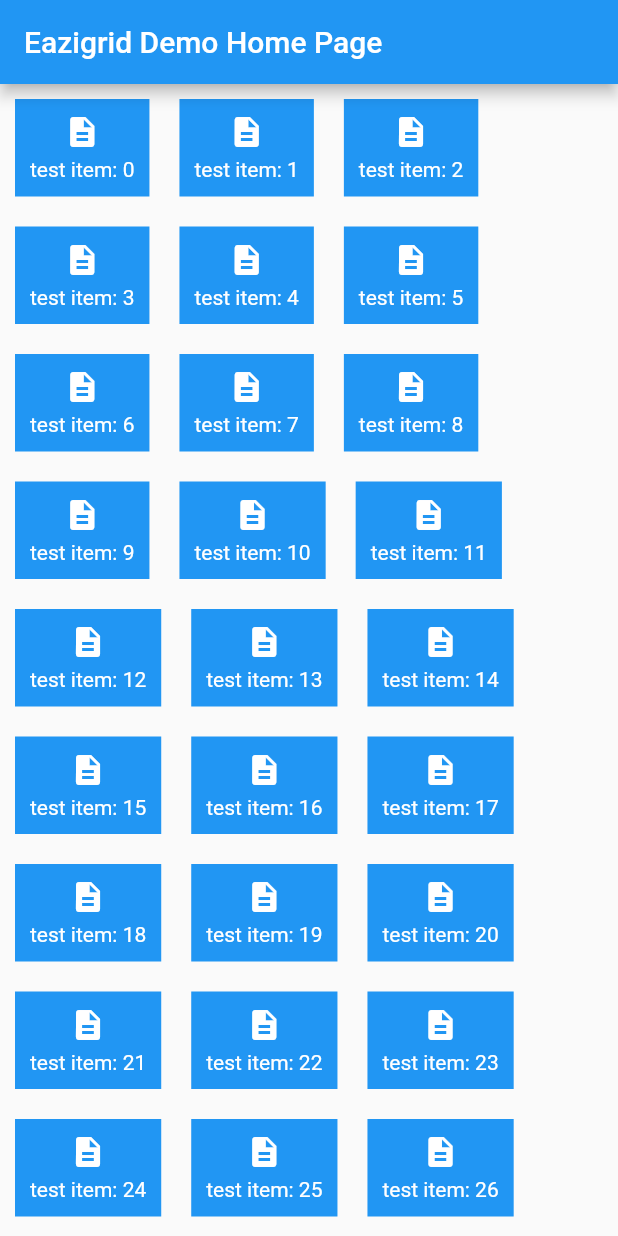
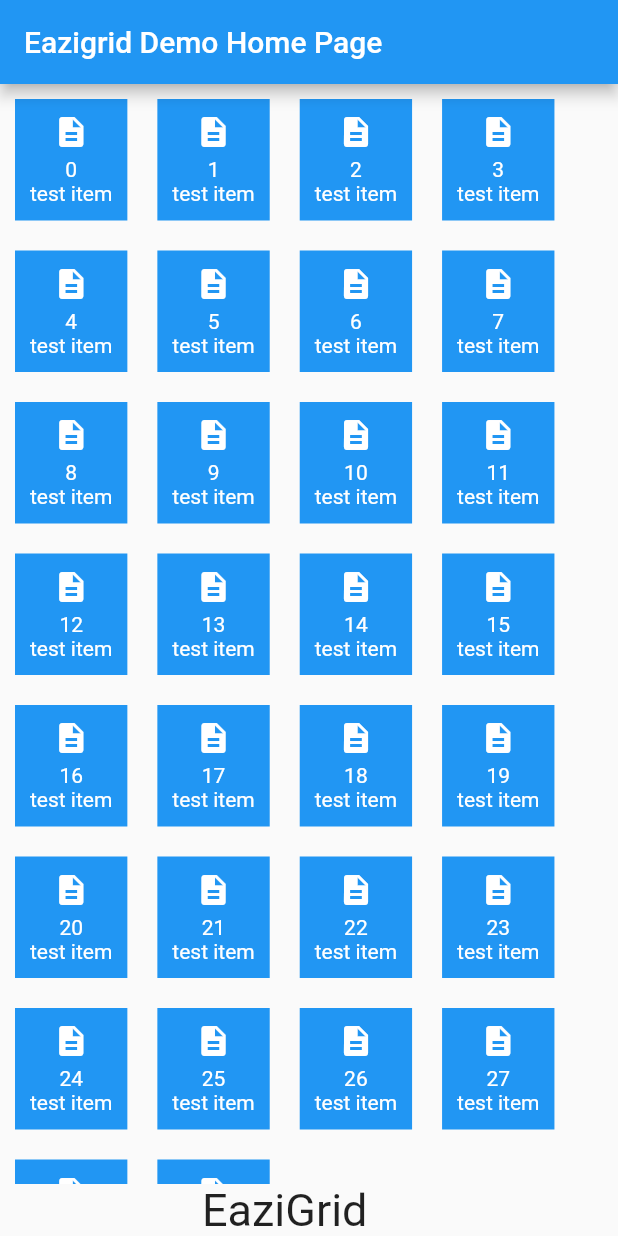
Before and after one commit to Algure/eazigrid, a Flutter app: the screen it shows after launch, on a phone screen of 412 x 824 dp. Run offline on Flutter 3.47's test engine with Material 2 defaults, Android fonts, the phone set to English and light mode, and no system bars.

Commit message:
Added documentation to all files apart from main_eazi_grid.dart...

```diff
--- a/example/lib/main.dart
+++ b/example/lib/main.dart
@@ -1,9 +1,9 @@
-import 'dart:async';
 
 import 'package:eazigrid/eazigrid.dart';
 import 'package:flutter/material.dart';
 
 void main() {
+  EaziGridFlowHandler.handleEaziError();
   runApp(const MyApp());
 }
 
@@ -35,7 +35,6 @@ class MyHomePage extends StatefulWidget {
 
 class _MyHomePageState extends State<MyHomePage> {
 
-
   @override
   Widget build(BuildContext context) {
 
@@ -43,14 +42,35 @@ class _MyHomePageState extends State<MyHomePage> {
       appBar: AppBar(
         title: Text(widget.title),
       ),
-      body: SingleChildScrollView(
-        child: Column(
+      body: Column(
         children: [
-            EaziGrid(
+          Expanded(
+            child: EaziGrid(
+              isScrollable: true,
               horizontalAlignment: EaziAlignment.start,
               children: [
               for(int i=0; i<=widget.totalItems; i++)
-              Container(
+                TestGridItem(itemIndex: i)
+            ]),
+          ),
+          Text('EaziGrid', style: TextStyle(fontSize: 30),)
+        ]
+      ),
+    );
+  }
+}
+
+class TestGridItem extends StatelessWidget {
+  const TestGridItem({
+    Key? key,
+    required this.itemIndex,
+  }) : super(key: key);
+
+  final int itemIndex;
+
+  @override
+  Widget build(BuildContext context) {
+    return Container(
       color: Colors.blue,
       margin: EdgeInsets.all(10),
       padding: EdgeInsets.all(10),
@@ -60,16 +80,9 @@ class _MyHomePageState extends State<MyHomePage> {
         children: [
           Icon(Icons.description, color: Colors.white,),
           const SizedBox(height: 5,),
-                    Text('test item: $i', style: TextStyle(color: Colors.white),)
+          Text('$itemIndex\ntest item', textAlign: TextAlign.center, style: TextStyle(color: Colors.white),)
         ],
-                ),
-              )
-          ]),
-            Text('EaziGrid', style: TextStyle(fontSize: 30),)
-          ]
-        ),
       ),
     );
   }
-
 }
--- a/lib/src/eazi_row_widget.dart
+++ b/lib/src/eazi_row_widget.dart
@@ -1,5 +1,8 @@
 import 'package:flutter/material.dart';
 
+/// Row component widgets seperated to assign individual BuildContexts to GlobalKeys used in
+/// [EaziGrid]'s [updateRowMapForSmallerScreens] method
+///
 class RowWidget extends StatefulWidget {
   const RowWidget({Key? key,
     required this.mainAxisAlignment,
--- a/lib/src/main_eazi_grid.dart
+++ b/lib/src/main_eazi_grid.dart
@@ -5,8 +5,11 @@ import 'package:eazigrid/src/eazi_row_widget.dart';
 import 'package:eazigrid/src/utilities.dart';
 import 'package:flutter/material.dart';
 
+///
 class EaziGrid extends StatefulWidget {
   bool isScrollable;
+
+  /// horizontalAlignment aligns children in each row to any of the options in [EaziAlignment]
   EaziAlignment horizontalAlignment;
   EaziAlignment verticalAlignment;
   List<Widget> children;
@@ -16,22 +19,22 @@ class EaziGrid extends StatefulWidget {
     this.horizontalAlignment = EaziAlignment.start,
     this.verticalAlignment = EaziAlignment.start,
     this.isScrollable = false
-  });
+  }){
+  }
 
   @override
   State<EaziGrid> createState() => _EaziGridState();
 }
 
+
 class _EaziGridState extends State<EaziGrid> {
-
   double maxWidth = 0;
   double maxHeight = 0;
   LinkedHashMap<dynamic, RowWidget> usedRowKeys = LinkedHashMap<dynamic, RowWidget>();
 
-
   @override
   void initState() {
-    _addItemsRow(context, widget.children);
+    addItemsRow(context, widget.children);
   }
 
   @override
@@ -48,6 +51,7 @@ class _EaziGridState extends State<EaziGrid> {
           }
           maxWidth = constraints.maxWidth;
           maxHeight = constraints.maxWidth;
+
           if(widget.isScrollable){
             return SingleChildScrollView(
               child: _getMainWidget(),
@@ -90,7 +94,7 @@ class _EaziGridState extends State<EaziGrid> {
     }
   }
 
-  void _addItemsRow(BuildContext context, List<Widget> tempList, [GlobalKey? globalKey]) {
+  void addItemsRow(BuildContext context, List<Widget> tempList, [GlobalKey? globalKey]) {
     final row = RowWidget(
       key: globalKey??GlobalKey(),
       mainAxisAlignment: _getAlignmentFromEaziAlignment(widget.horizontalAlignment),
@@ -103,8 +107,9 @@ class _EaziGridState extends State<EaziGrid> {
     bool madeChange = false;
     final usedRowKeys = this.usedRowKeys;
     List<Widget> lastChildren = [];
+    double k=0;
     for(GlobalKey globalKey in usedRowKeys.keys){
-      print('globalKey.currentContext!.size!.width: ${globalKey.currentContext!.size!.width}, maxWidth: ${MediaQuery.of(context).size.width}');
+      MediaQuery.of(context).size.width; /// This weird line must be present 🤨
       if(lastChildren.length > 0){
         var tempList = usedRowKeys[globalKey]!.children;
         tempList.insertAll(0, lastChildren);
@@ -113,20 +118,20 @@ class _EaziGridState extends State<EaziGrid> {
         }else{
           lastChildren.clear();
         }
-        _addItemsRow(context, tempList, globalKey);
+        addItemsRow(context, tempList, globalKey);
       }else{
         if (globalKey.currentContext!.size!.width >= maxWidth) {
           if (usedRowKeys[globalKey]!.children.length == 1) continue;
           var tempList = usedRowKeys[globalKey]!.children;
           lastChildren.add(tempList.removeLast());
-          _addItemsRow(context, tempList, globalKey);
+          addItemsRow(context, tempList, globalKey);
           // Push child to next row - (1) remove last 2 children of next row child if size > maxSize
           madeChange = true;
         }
       }
     }
     if(lastChildren.length > 0){
-      _addItemsRow(context, lastChildren);
+      addItemsRow(context, lastChildren);
     }
     if(madeChange){
       rebuild();
@@ -135,7 +140,7 @@ class _EaziGridState extends State<EaziGrid> {
 
   drawBackWidgetFromBottomRow(BuildContext context){
     usedRowKeys.clear();
-    _addItemsRow(context, widget.children.toList());
+    addItemsRow(context, widget.children.toList());
     rebuild();
   }
 
```
Also changed, not shown: lib/src/utilities.dart (+49 -0 lines), 1 other file. Lines whose indentation alone changed are shown as unchanged.
